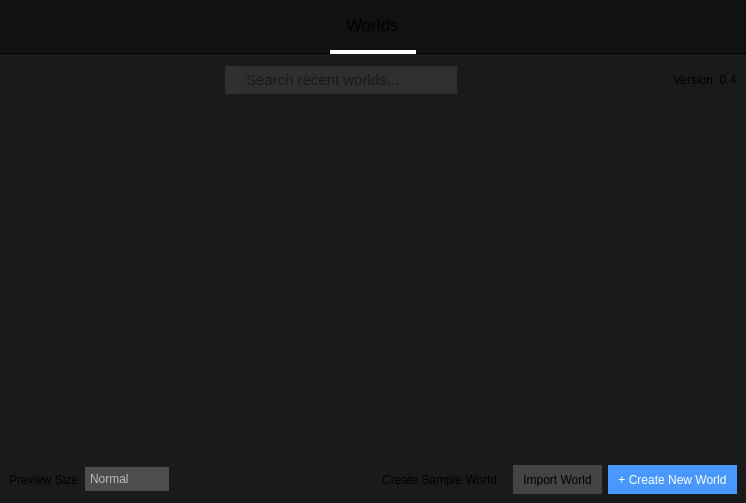
First picture: the form in src/widgets/projectmanager.ui, repository jahshaka/Studio, before the edit.
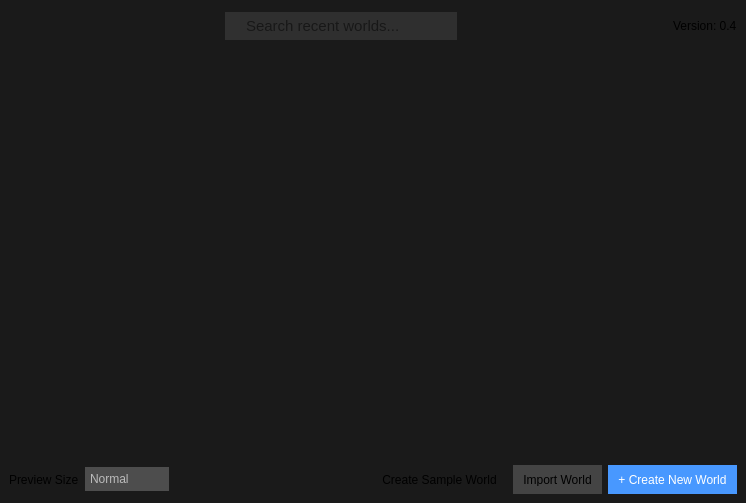
Second picture: the form after the edit. Icons and pictures are not drawn.

Commit message: Remove header for Desktop, consolidating into child widget now

The edit to the form file:
```diff
--- a/src/widgets/projectmanager.ui
+++ b/src/widgets/projectmanager.ui
@@ -238,84 +238,6 @@
     <number>0</number>
    </property>
    <item row="0" column="0">
-    <widget class="QWidget" name="header" native="true">
-     <property name="sizePolicy">
-      <sizepolicy hsizetype="Preferred" vsizetype="Fixed">
-       <horstretch>0</horstretch>
-       <verstretch>0</verstretch>
-      </sizepolicy>
-     </property>
-     <property name="minimumSize">
-      <size>
-       <width>0</width>
-       <height>54</height>
-      </size>
-     </property>
-     <property name="maximumSize">
-      <size>
-       <width>16777215</width>
-       <height>16777215</height>
-      </size>
-     </property>
-     <property name="styleSheet">
-      <string notr="true"/>
-     </property>
-     <layout class="QHBoxLayout" name="horizontalLayout" stretch="0,0,0">
-      <property name="leftMargin">
-       <number>0</number>
-      </property>
-      <property name="topMargin">
-       <number>0</number>
-      </property>
-      <property name="rightMargin">
-       <number>0</number>
-      </property>
-      <property name="bottomMargin">
-       <number>0</number>
-      </property>
-      <item>
-       <spacer name="horizontalSpacer">
-        <property name="orientation">
-         <enum>Qt::Horizontal</enum>
-        </property>
-        <property name="sizeHint" stdset="0">
-         <size>
-          <width>40</width>
-          <height>20</height>
-         </size>
-        </property>
-       </spacer>
-      </item>
-      <item>
-       <widget class="QLabel" name="worlds_menu">
-        <property name="sizePolicy">
-         <sizepolicy hsizetype="Preferred" vsizetype="Preferred">
-          <horstretch>0</horstretch>
-          <verstretch>0</verstretch>
-         </sizepolicy>
-        </property>
-        <property name="text">
-         <string>Worlds</string>
-        </property>
-       </widget>
-      </item>
-      <item>
-       <spacer name="horizontalSpacer_4">
-        <property name="orientation">
-         <enum>Qt::Horizontal</enum>
-        </property>
-        <property name="sizeHint" stdset="0">
-         <size>
-          <width>40</width>
-          <height>20</height>
-         </size>
-        </property>
-       </spacer>
-      </item>
-     </layout>
-    </widget>
-   </item>
-   <item row="1" column="0">
     <layout class="QGridLayout" name="gridLayout">
      <property name="leftMargin">
       <number>9</number>
```
